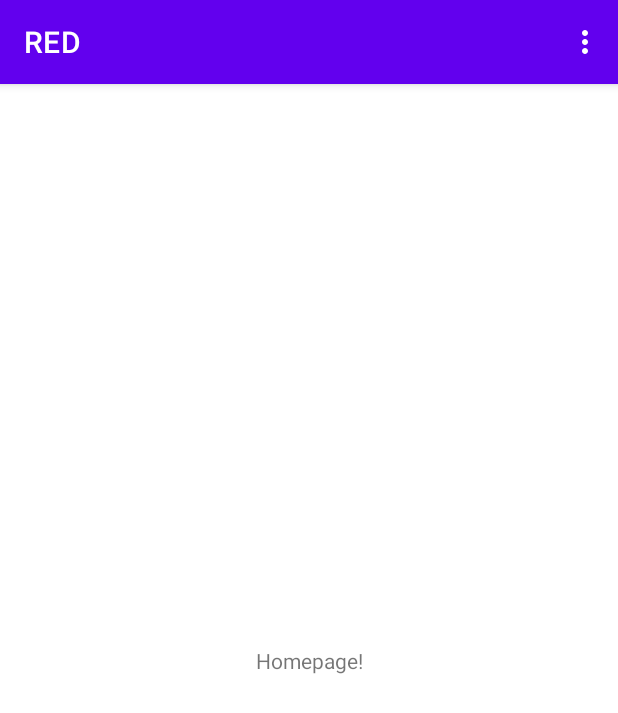
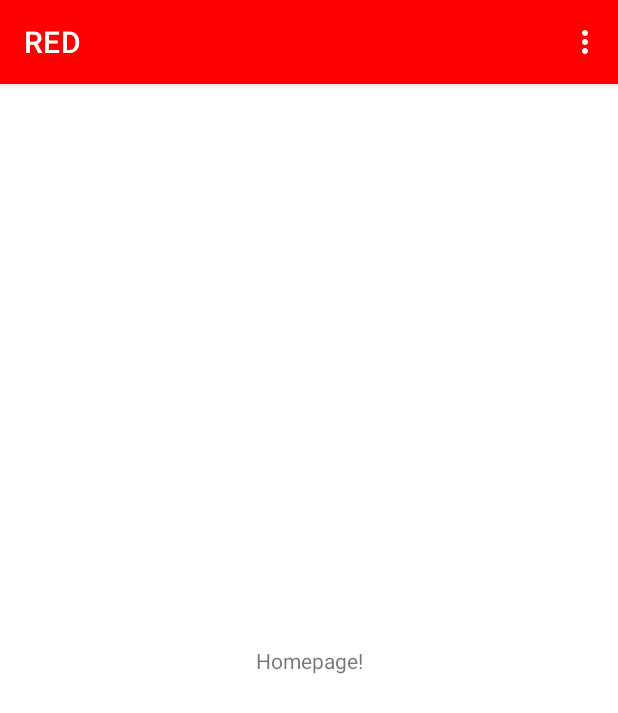
Before and after one commit to PamelaCasullo/PROGETTO-corso-IFTS-DEV, an Android app: the screen it shows after launch (Homepage), on a phone screen of 412 x 824 dp. Shown: the top 713 px of the screen. Run offline under Robolectric (Android 15) with nearby library versions, the phone set to English and light mode, and no system bars.

Commit message:
first commit on android studio

```diff
--- a/App Android/app/src/main/res/values/colors.xml
+++ b/App Android/app/src/main/res/values/colors.xml
@@ -1,7 +1,7 @@
 <?xml version="1.0" encoding="utf-8"?>
 <resources>
-    <color name="purple_200">#FFBB86FC</color>
-    <color name="purple_500">#FF6200EE</color>
+    <color name="purple_200">#FFFF0000</color>//TODO Delete this
+    <color name="purple_500">#FFFF0000</color> //TODO Change name color in RED
     <color name="purple_700">#FF3700B3</color>
     <color name="teal_200">#FF03DAC5</color>
     <color name="teal_700">#FF018786</color>
```
